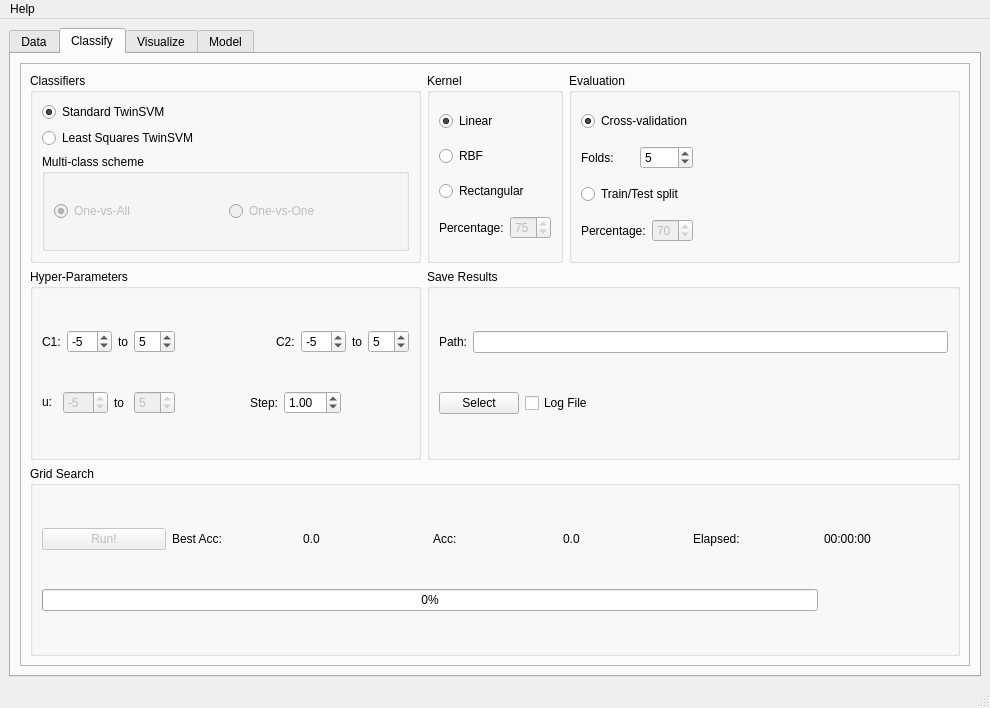
The window that libtsvm/ui/GUI-LIBTwinSVM.ui (mir-am/LIBTwinSVM) describes before a commit, drawn with Qt 5.
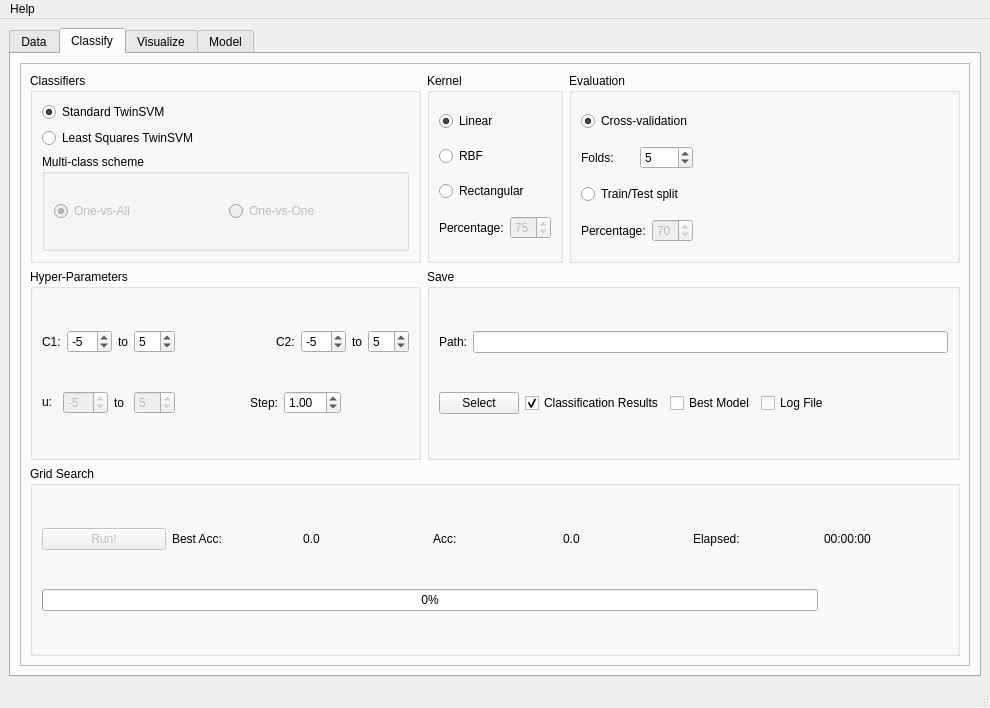
The same window after the commit. The open tabs and pages were chosen to show the change.

Commit message: Added a new feature: saving best fitted model on disk.

```diff
--- a/libtsvm/ui/GUI-LIBTwinSVM.ui
+++ b/libtsvm/ui/GUI-LIBTwinSVM.ui
@@ -812,10 +812,20 @@
            <item row="1" column="1" colspan="2">
             <widget class="QGroupBox" name="save_res_gbox">
              <property name="title">
-              <string>Save Results</string>
+              <string>Save</string>
              </property>
              <layout class="QGridLayout" name="gridLayout_17">
-              <item row="1" column="2">
+              <item row="1" column="1">
+               <widget class="QCheckBox" name="clf_results_chk">
+                <property name="text">
+                 <string>Classification Results</string>
+                </property>
+                <property name="checked">
+                 <bool>true</bool>
+                </property>
+               </widget>
+              </item>
+              <item row="1" column="4">
                <spacer name="horizontalSpacer_4">
                 <property name="orientation">
                  <enum>Qt::Horizontal</enum>
@@ -828,14 +838,7 @@
                 </property>
                </spacer>
               </item>
-              <item row="1" column="0">
-               <widget class="QPushButton" name="save_res_btn">
-                <property name="text">
-                 <string>Select</string>
-                </property>
-               </widget>
-              </item>
-              <item row="0" column="0" colspan="3">
+              <item row="0" column="0" colspan="5">
                <layout class="QHBoxLayout" name="horizontalLayout">
                 <item>
                  <widget class="QLabel" name="save_path_label">
@@ -849,13 +852,27 @@
                 </item>
                </layout>
               </item>
-              <item row="1" column="1">
+              <item row="1" column="0">
+               <widget class="QPushButton" name="save_res_btn">
+                <property name="text">
+                 <string>Select</string>
+                </property>
+               </widget>
+              </item>
+              <item row="1" column="3">
                <widget class="QCheckBox" name="log_file_chk">
                 <property name="text">
                  <string>Log File</string>
                 </property>
                </widget>
               </item>
+              <item row="1" column="2">
+               <widget class="QCheckBox" name="best_mode_chk">
+                <property name="text">
+                 <string>Best Model</string>
+                </property>
+               </widget>
+              </item>
              </layout>
             </widget>
            </item>
@@ -1244,7 +1261,7 @@
      <x>0</x>
      <y>0</y>
      <width>990</width>
-     <height>31</height>
+     <height>21</height>
     </rect>
    </property>
    <widget class="QMenu" name="menuHelp">
```
The commit also changes 5 other files.
